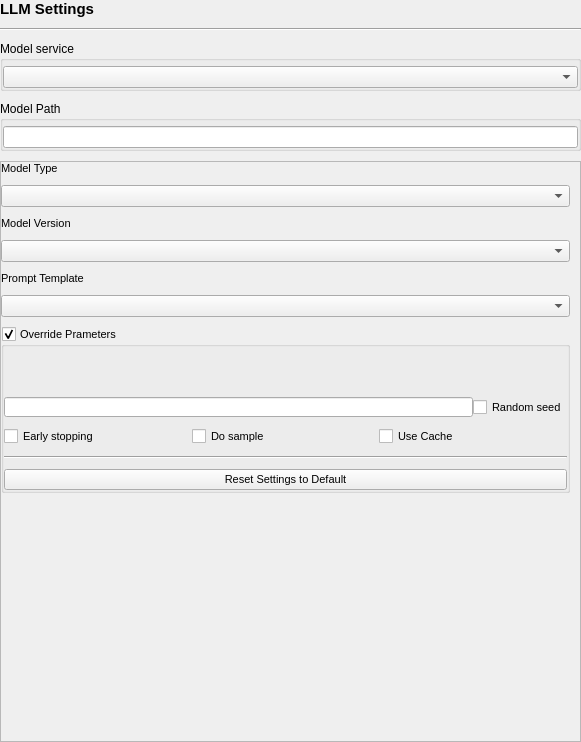
Qt form src/airunner/gui/widgets/llm/templates/llm_settings.ui (Capsize-Games/airunner) before a commit.
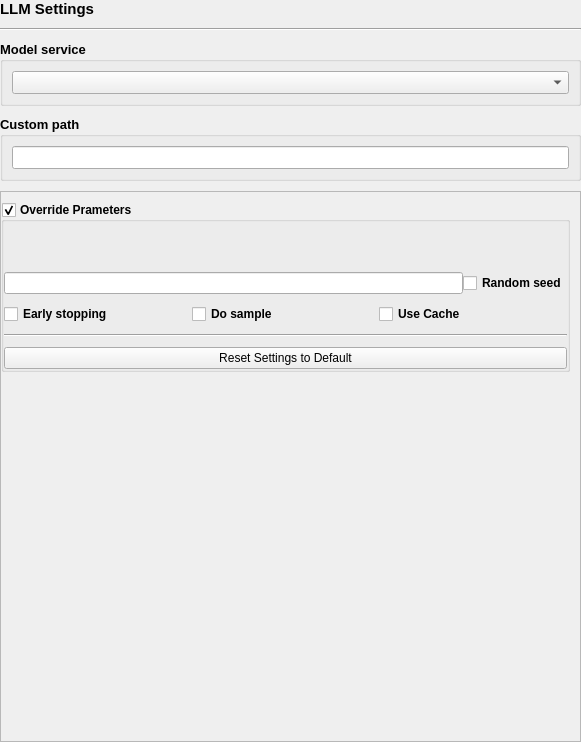
The same form after that commit. Custom widgets are drawn as their Qt base class.

Commit message: remove unused form elements from llm generator form

Patch:
```diff
--- a/src/airunner/gui/widgets/llm/templates/llm_settings.ui
+++ b/src/airunner/gui/widgets/llm/templates/llm_settings.ui
@@ -49,7 +49,7 @@
         <x>0</x>
         <y>0</y>
         <width>579</width>
-        <height>563</height>
+        <height>546</height>
        </rect>
       </property>
       <layout class="QGridLayout" name="gridLayout">
@@ -71,11 +71,49 @@
        <property name="verticalSpacing">
         <number>10</number>
        </property>
-       <item row="3" column="0">
+       <item row="0" column="0">
+        <widget class="QWidget" name="prompt_template_container" native="true">
+         <layout class="QGridLayout" name="gridLayout_17">
+          <property name="leftMargin">
+           <number>0</number>
+          </property>
+          <property name="topMargin">
+           <number>0</number>
+          </property>
+          <property name="rightMargin">
+           <number>0</number>
+          </property>
+          <property name="bottomMargin">
+           <number>0</number>
+          </property>
+          <property name="horizontalSpacing">
+           <number>0</number>
+          </property>
+          <property name="verticalSpacing">
+           <number>10</number>
+          </property>
+         </layout>
+        </widget>
+       </item>
+       <item row="2" column="0">
+        <spacer name="verticalSpacer">
+         <property name="orientation">
+          <enum>Qt::Orientation::Vertical</enum>
+         </property>
+         <property name="sizeHint" stdset="0">
+          <size>
+           <width>20</width>
+           <height>263</height>
+          </size>
+         </property>
+        </spacer>
+       </item>
+       <item row="1" column="0">
         <widget class="QGroupBox" name="override_parameters">
          <property name="font">
           <font>
-           <pointsize>8</pointsize>
+           <pointsize>9</pointsize>
+           <bold>true</bold>
           </font>
          </property>
          <property name="title">
@@ -616,6 +654,12 @@
           </item>
           <item row="11" column="0">
            <widget class="QPushButton" name="pushButton">
+            <property name="font">
+             <font>
+              <pointsize>9</pointsize>
+              <bold>false</bold>
+             </font>
+            </property>
             <property name="text">
              <string>Reset Settings to Default</string>
             </property>
@@ -729,140 +773,6 @@
          </layout>
         </widget>
        </item>
-       <item row="4" column="0">
-        <spacer name="verticalSpacer">
-         <property name="orientation">
-          <enum>Qt::Orientation::Vertical</enum>
-         </property>
-         <property name="sizeHint" stdset="0">
-          <size>
-           <width>20</width>
-           <height>263</height>
-          </size>
-         </property>
-        </spacer>
-       </item>
-       <item row="1" column="0">
-        <widget class="QWidget" name="model_version_container" native="true">
-         <layout class="QGridLayout" name="gridLayout_11">
-          <property name="leftMargin">
-           <number>0</number>
-          </property>
-          <property name="topMargin">
-           <number>0</number>
-          </property>
-          <property name="rightMargin">
-           <number>0</number>
-          </property>
-          <property name="bottomMargin">
-           <number>0</number>
-          </property>
-          <property name="horizontalSpacing">
-           <number>0</number>
-          </property>
-          <property name="verticalSpacing">
-           <number>10</number>
-          </property>
-          <item row="1" column="0">
-           <widget class="QComboBox" name="model_version">
-            <property name="currentIndex">
-             <number>-1</number>
-            </property>
-           </widget>
-          </item>
-          <item row="0" column="0">
-           <widget class="QLabel" name="model_version_label">
-            <property name="font">
-             <font>
-              <pointsize>8</pointsize>
-             </font>
-            </property>
-            <property name="text">
-             <string>Model Version</string>
-            </property>
-           </widget>
-          </item>
-         </layout>
-        </widget>
-       </item>
-       <item row="2" column="0">
-        <widget class="QWidget" name="prompt_template_container" native="true">
-         <layout class="QGridLayout" name="gridLayout_17">
-          <property name="leftMargin">
-           <number>0</number>
-          </property>
-          <property name="topMargin">
-           <number>0</number>
-          </property>
-          <property name="rightMargin">
-           <number>0</number>
-          </property>
-          <property name="bottomMargin">
-           <number>0</number>
-          </property>
-          <property name="horizontalSpacing">
-           <number>0</number>
-          </property>
-          <property name="verticalSpacing">
-           <number>10</number>
-          </property>
-          <item row="1" column="0">
-           <widget class="QComboBox" name="prompt_template"/>
-          </item>
-          <item row="0" column="0">
-           <widget class="QLabel" name="prompt_template_label">
-            <property name="font">
-             <font>
-              <pointsize>8</pointsize>
-             </font>
-            </property>
-            <property name="text">
-             <string>Prompt Template</string>
-            </property>
-           </widget>
-          </item>
-         </layout>
-        </widget>
-       </item>
-       <item row="0" column="0">
-        <widget class="QWidget" name="model_type_container" native="true">
-         <property name="font">
-          <font>
-           <pointsize>8</pointsize>
-          </font>
-         </property>
-         <layout class="QGridLayout" name="gridLayout_10">
-          <property name="leftMargin">
-           <number>0</number>
-          </property>
-          <property name="topMargin">
-           <number>0</number>
-          </property>
-          <property name="rightMargin">
-           <number>0</number>
-          </property>
-          <property name="bottomMargin">
-           <number>0</number>
-          </property>
-          <property name="horizontalSpacing">
-           <number>0</number>
-          </property>
-          <property name="verticalSpacing">
-           <number>10</number>
-          </property>
-          <item row="0" column="0">
-           <widget class="QLabel" name="model_type_label">
-            <property name="text">
-             <string>Model Type</string>
-            </property>
-           </widget>
-          </item>
-          <item row="1" column="0">
-           <widget class="QComboBox" name="model"/>
-          </item>
-         </layout>
-        </widget>
-       </item>
       </layout>
      </widget>
     </widget>
@@ -889,21 +799,27 @@
    </item>
    <item row="2" column="0">
     <widget class="QGroupBox" name="groupBox">
+     <property name="font">
+      <font>
+       <pointsize>10</pointsize>
+       <bold>true</bold>
+      </font>
+     </property>
      <property name="title">
       <string>Model service</string>
      </property>
      <layout class="QVBoxLayout" name="verticalLayout">
       <property name="leftMargin">
-       <number>0</number>
+       <number>9</number>
       </property>
       <property name="topMargin">
-       <number>5</number>
+       <number>9</number>
       </property>
       <property name="rightMargin">
-       <number>0</number>
+       <number>9</number>
       </property>
       <property name="bottomMargin">
-       <number>0</number>
+       <number>9</number>
       </property>
       <item>
        <widget class="QComboBox" name="model_service"/>
@@ -913,21 +829,27 @@
    </item>
    <item row="3" column="0">
     <widget class="QGroupBox" name="remote_model_path">
+     <property name="font">
+      <font>
+       <pointsize>10</pointsize>
+       <bold>true</bold>
+      </font>
+     </property>
      <property name="title">
-      <string>Model Path</string>
+      <string>Custom path</string>
      </property>
      <layout class="QVBoxLayout" name="verticalLayout_2">
       <property name="leftMargin">
-       <number>0</number>
+       <number>9</number>
       </property>
       <property name="topMargin">
-       <number>5</number>
+       <number>9</number>
       </property>
       <property name="rightMargin">
-       <number>0</number>
+       <number>9</number>
       </property>
       <property name="bottomMargin">
-       <number>0</number>
+       <number>9</number>
       </property>
       <item>
        <widget class="QLineEdit" name="model_path"/>
```
Left out of the diff: 14 changed lines with no effect on the pictures. The commit also changes 3 other files.
